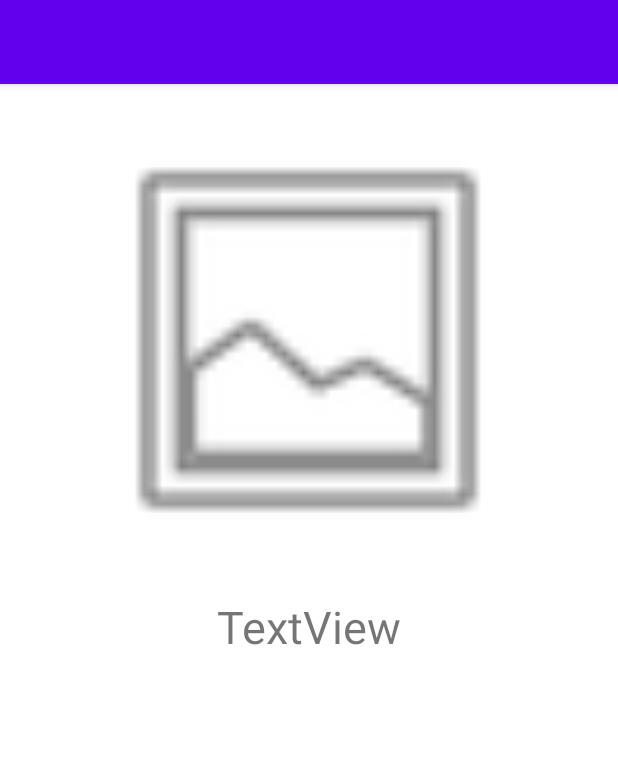
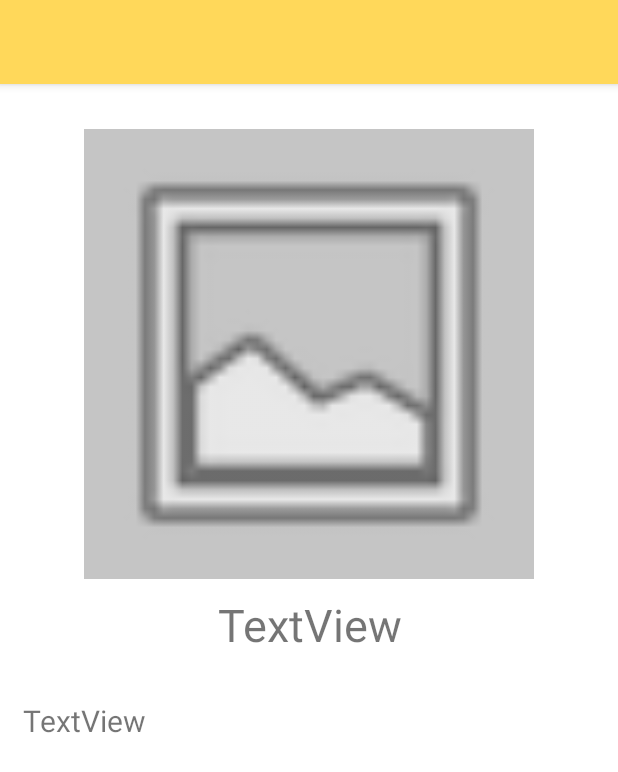
Before and after one commit to lextago/CSFair, an Android app: the layout fourth_layout.xml on its own in the app's theme, with its tools: preview values and no code run, on a phone screen of 412 x 824 dp. Shown: the top 772 px of the screen. Run offline under Robolectric (Android 15) with nearby library versions, the light colour scheme and no system bars; Roboto replaces fonts that are not available here.

Commit message:
Added scrollView, added description

```diff
--- a/app/src/main/res/layout/fourth_layout.xml
+++ b/app/src/main/res/layout/fourth_layout.xml
@@ -1,35 +1,63 @@
 <?xml version="1.0" encoding="utf-8"?>
-<androidx.constraintlayout.widget.ConstraintLayout xmlns:android="http://schemas.android.com/apk/res/android"
+<ScrollView
+    xmlns:android="http://schemas.android.com/apk/res/android"
     xmlns:app="http://schemas.android.com/apk/res-auto"
     xmlns:tools="http://schemas.android.com/tools"
     android:layout_width="match_parent"
-    android:layout_height="match_parent">
+    android:layout_height="wrap_content"
+    android:fillViewport="true">
+
+    <androidx.constraintlayout.widget.ConstraintLayout
+        android:layout_width="match_parent"
+        android:layout_height="wrap_content">
+
         <include
             android:id="@+id/toolbar"
             layout="@layout/toolbar" />
+
         <TextView
             android:id="@+id/textView6"
             android:layout_width="wrap_content"
             android:layout_height="wrap_content"
+            android:layout_marginStart="10dp"
+            android:layout_marginTop="10dp"
+            android:layout_marginEnd="10dp"
             android:gravity="center_horizontal"
             android:text="TextView"
             android:textSize="30dp"
+            app:layout_constraintEnd_toEndOf="parent"
+            app:layout_constraintStart_toStartOf="parent"
+            app:layout_constraintTop_toBottomOf="@+id/imageView2" />
+
+        <TextView
+            android:id="@+id/textView8"
+            android:layout_width="match_parent"
+            android:layout_height="wrap_content"
+            android:layout_marginStart="15dp"
+            android:layout_marginTop="30dp"
+            android:layout_marginEnd="15dp"
+            android:layout_marginBottom="100dp"
+            android:text="TextView"
+            android:textSize="20dp"
             app:layout_constraintBottom_toBottomOf="parent"
             app:layout_constraintEnd_toEndOf="parent"
-        app:layout_constraintHorizontal_bias="0.498"
+            app:layout_constraintHorizontal_bias="0.0"
             app:layout_constraintStart_toStartOf="parent"
-        app:layout_constraintTop_toBottomOf="@+id/imageView2"
-        app:layout_constraintVertical_bias="0.051" />
+            app:layout_constraintTop_toBottomOf="@+id/textView6"
+            app:layout_constraintVertical_bias="1.0" />
 
         <ImageView
             android:id="@+id/imageView2"
             android:layout_width="300dp"
             android:layout_height="300dp"
-        app:layout_constraintBottom_toBottomOf="parent"
+            android:layout_marginStart="55dp"
+            android:layout_marginTop="30dp"
+            android:layout_marginEnd="55dp"
+            android:background="#C5C5C5"
             app:layout_constraintEnd_toEndOf="parent"
-        app:layout_constraintHorizontal_bias="0.495"
             app:layout_constraintStart_toStartOf="parent"
-        app:layout_constraintTop_toTopOf="parent"
-        app:layout_constraintVertical_bias="0.146"
+            app:layout_constraintTop_toBottomOf="@+id/toolbar"
             app:srcCompat="@android:drawable/ic_menu_gallery" />
+
     </androidx.constraintlayout.widget.ConstraintLayout>
+</ScrollView>
--- a/app/src/main/res/layout/third_layout.xml
+++ b/app/src/main/res/layout/third_layout.xml
@@ -11,9 +11,12 @@
     <androidx.recyclerview.widget.RecyclerView
         android:id="@+id/recyclerView"
         android:layout_width="411dp"
-        android:layout_height="675dp"
+        android:layout_height="fill_parent"
         android:layout_marginStart="2dp"
+        android:layout_marginTop="55dp"
         android:layout_marginEnd="2dp"
+        android:background="#88563C"
+        android:scrollbars="vertical"
         app:layout_constraintEnd_toEndOf="parent"
         app:layout_constraintStart_toStartOf="parent"
         app:layout_constraintTop_toBottomOf="@+id/toolbar2" />
--- a/app/src/main/res/layout/toolbar.xml
+++ b/app/src/main/res/layout/toolbar.xml
@@ -2,7 +2,7 @@
 <androidx.appcompat.widget.Toolbar xmlns:android="http://schemas.android.com/apk/res/android"
     android:layout_width="match_parent"
     android:layout_height="wrap_content"
-    android:background="?attr/colorPrimary"
+    android:background="#FFD85A"
     android:elevation="4dp"
     android:theme="@style/ThemeOverlay.AppCompat.DayNight.ActionBar">
 
```
Also changed, not shown: app/src/main/java/com/example/alextagocsfair/FourthActivity.java (+42 -0 lines), app/src/main/java/com/example/alextagocsfair/SecondActivity.java (+12 -4 lines), app/src/main/res/layout/my_row.xml (+28 -15 lines). Lines whose indentation alone changed are shown as unchanged.
